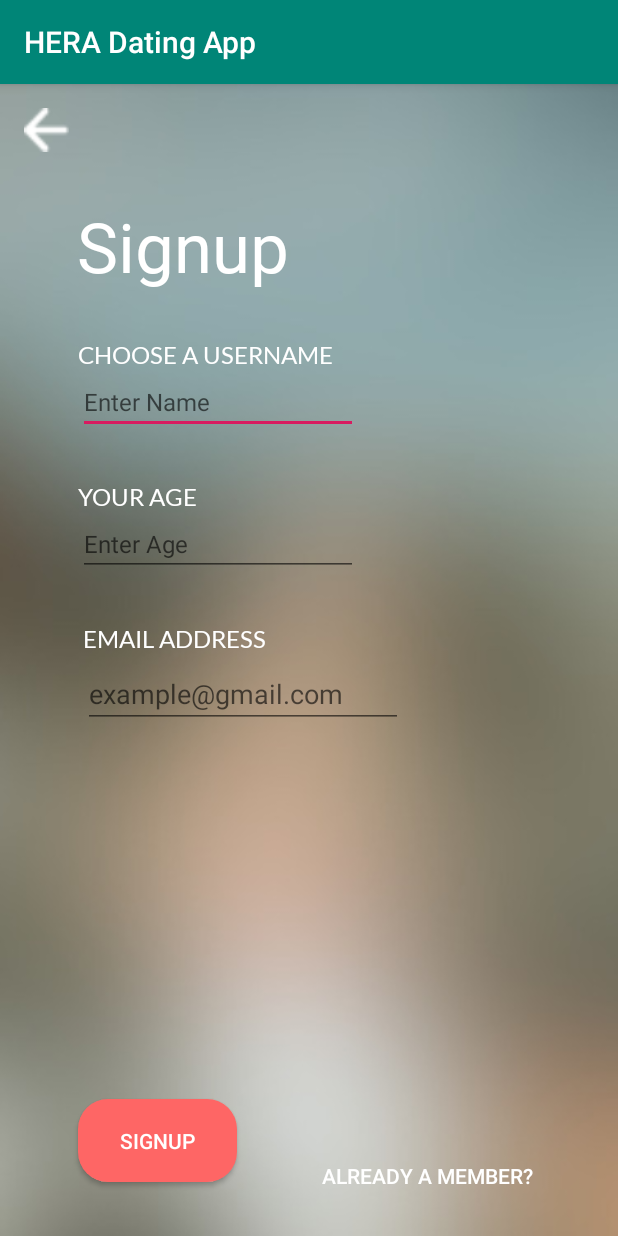
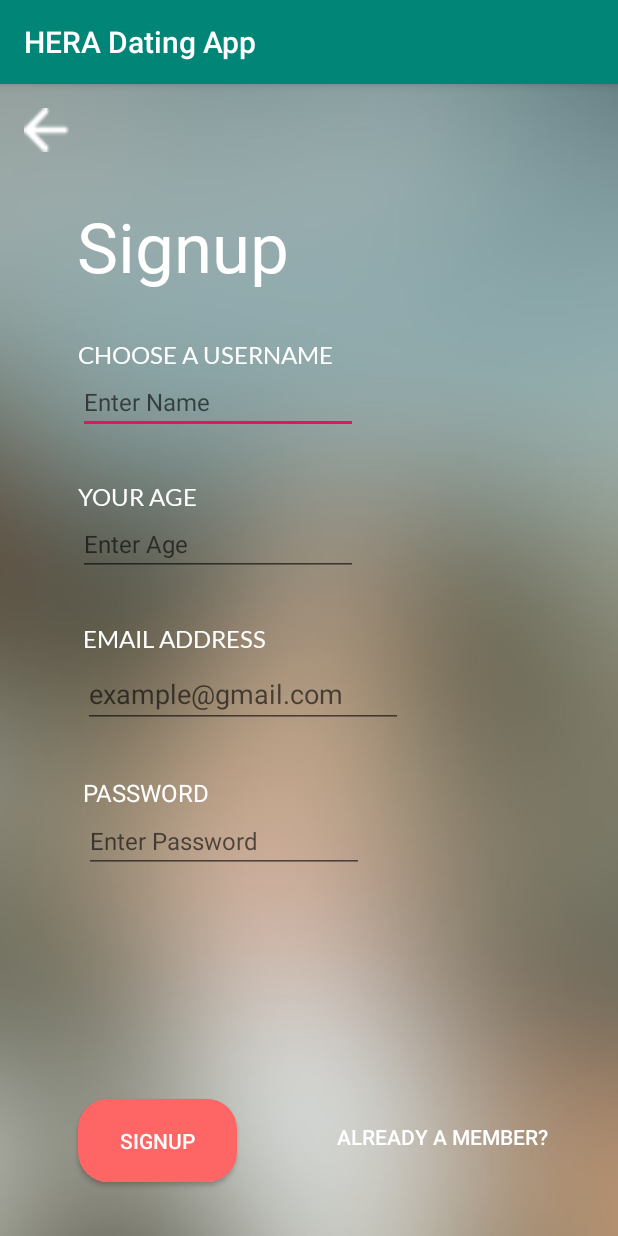
Before and after one commit to joshlimlim/HERADatingApp, an Android app: the RegisterActivity screen opened directly, with no data from a screen before it, on a phone screen of 412 x 824 dp. Run offline under Robolectric (Android 15) with nearby library versions, the phone set to English and light mode, and no system bars; our stand-ins replace Firebase (no records; nobody signed in at launch, a user with empty details on screens opened directly).

Commit message:
Register Design Page updated

```diff
--- a/app/src/main/res/layout/activity_register.xml
+++ b/app/src/main/res/layout/activity_register.xml
@@ -13,7 +13,7 @@
         android:layout_height="29dp"
         android:layout_marginStart="16dp"
         android:layout_marginTop="16dp"
-        android:background="@drawable/LeftArrow"
+        android:background="@drawable/leftarrow"
         app:layout_constraintStart_toStartOf="parent"
         app:layout_constraintTop_toTopOf="parent" />
 
@@ -147,12 +147,44 @@
         android:layout_height="wrap_content"
         android:layout_marginStart="8dp"
         android:layout_marginEnd="8dp"
-        android:layout_marginBottom="16dp"
-        android:background="#00000000"
+        android:layout_marginBottom="42dp"
+        android:background="@null"
         android:text="Already a member?"
         android:textColor="@android:color/white"
         app:layout_constraintBottom_toBottomOf="parent"
         app:layout_constraintEnd_toEndOf="parent"
+        app:layout_constraintHorizontal_bias="0.606"
         app:layout_constraintStart_toEndOf="@+id/button" />
 
+    <TextView
+        android:id="@+id/textView10"
+        android:layout_width="wrap_content"
+        android:layout_height="wrap_content"
+        android:layout_marginStart="8dp"
+        android:layout_marginTop="32dp"
+        android:layout_marginEnd="8dp"
+        android:text="PASSWORD"
+        android:textColor="@android:color/white"
+        android:textSize="16sp"
+        app:layout_constraintEnd_toEndOf="parent"
+        app:layout_constraintHorizontal_bias="0.151"
+        app:layout_constraintStart_toStartOf="parent"
+        app:layout_constraintTop_toBottomOf="@+id/editText" />
+
+    <EditText
+        android:id="@+id/editText2"
+        android:layout_width="wrap_content"
+        android:layout_height="wrap_content"
+        android:layout_marginStart="8dp"
+        android:layout_marginEnd="8dp"
+        android:ems="10"
+        android:hint="Enter Password"
+        android:inputType="textPassword"
+        android:textColor="@android:color/white"
+        android:textSize="16sp"
+        app:layout_constraintEnd_toEndOf="parent"
+        app:layout_constraintHorizontal_bias="0.229"
+        app:layout_constraintStart_toStartOf="parent"
+        app:layout_constraintTop_toBottomOf="@+id/textView10" />
+
 </android.support.constraint.ConstraintLayout>
```
Also changed, not shown: app/src/main/res/drawable/leftarrow.png (renamed from app/src/main/res/drawable/LeftArrow.png).
